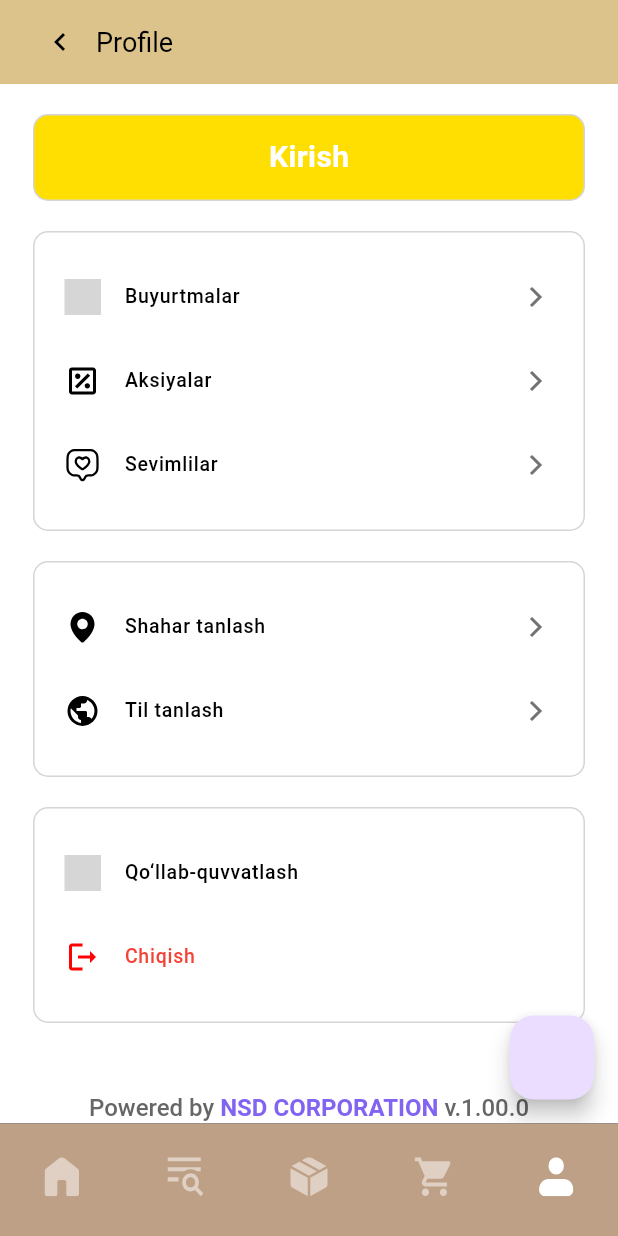
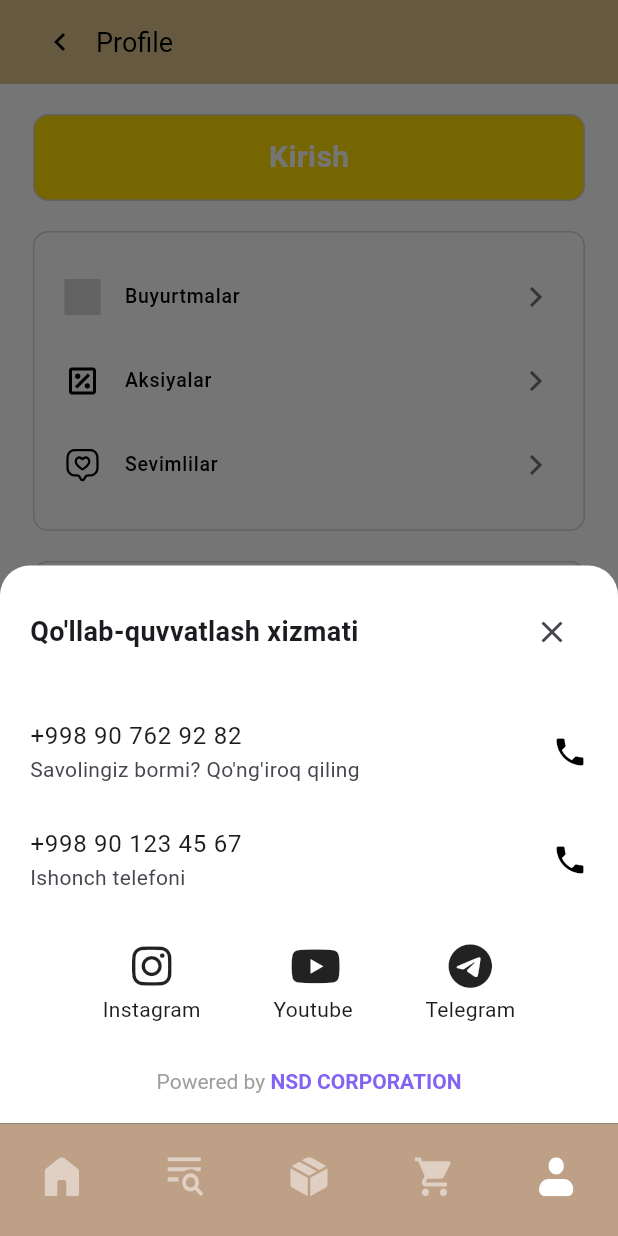
Before and after one commit to Muhammaddiyorbek/stroy_baza2, a Flutter app: the ProfilePage screen opened by its route, after a tap on "Qo‘llab-quvvatlash", on a phone screen of 412 x 824 dp. Run offline on Flutter 3.47's test engine with Material 3 defaults, Android fonts, the phone set to English and light mode, and no system bars; our stand-ins replace bloc, device_preview, equatable, flutter_bloc, flutter_svg, font_awesome_flutter and 3 more; missing offline and left inert: yandex_mapkit; accounts and stored records are empty; generated files the repository leaves out were written again; project files that could hold a hidden picture were left out; grey boxes are pictures that could not be loaded.

Commit message:
Qollab quvatlash

```diff
--- a/lib/presentation/pages/bottonNavBarPages/profile_page.dart
+++ b/lib/presentation/pages/bottonNavBarPages/profile_page.dart
@@ -1,9 +1,7 @@
 import 'package:flutter/material.dart';
 import 'package:flutter_svg/flutter_svg.dart';
-import 'package:stroy_baza/presentation/pages/cart_screen.dart';
-import 'package:stroy_baza/presentation/pages/delivery_address_screen.dart';
-import 'package:stroy_baza/presentation/pages/shop_list_screen.dart';
-import 'package:stroy_baza/presentation/pages/user_agreement_screen.dart';
+import 'package:font_awesome_flutter/font_awesome_flutter.dart';
+import 'package:url_launcher/url_launcher.dart';
 
 class ProfilePage extends StatefulWidget {
   const ProfilePage({super.key});
@@ -58,27 +56,29 @@
             ),
 
             _buildCard([
-              _buildMenuItem("assets/profile_icons/orders.svg", "Buyurtmalar"),
               _buildMenuItem(
-                  "assets/profile_icons/promotions.svg", "Aksiyalar"),
+                  "assets/profile_icons/orders.svg", "Buyurtmalar", () {}),
               _buildMenuItem(
-                  "assets/profile_icons/favorites.svg", "Sevimlilar"),
+                  "assets/profile_icons/promotions.svg", "Aksiyalar", () {}),
+              _buildMenuItem(
+                  "assets/profile_icons/favorites.svg", "Sevimlilar", () {}),
             ]),
 
             /// Shahar va Til Tanlash
             _buildCard([
-              _buildMenuItem(
-                  "assets/profile_icons/select_city.svg", "Shahar tanlash"),
-              _buildMenuItem(
-                  "assets/profile_icons/select_language.svg", "Til tanlash"),
+              _buildMenuItem("assets/profile_icons/select_city.svg",
+                  "Shahar tanlash", () {}),
+              _buildMenuItem("assets/profile_icons/select_language.svg",
+                  "Til tanlash", () {}),
             ]),
 
             /// Qo‘llab-quvvatlash va Chiqish
             _buildCard([
               _buildMenuItem(
-                  "assets/profile_icons/support.svg", "Qo‘llab-quvvatlash",
-                  hideArrow: true),
-              _buildMenuItem("assets/profile_icons/exit.svg", "Chiqish",
+                  "assets/profile_icons/support.svg", "Qo‘llab-quvvatlash", () {
+                _showSupportModal();
+              }, hideArrow: true),
+              _buildMenuItem("assets/profile_icons/exit.svg", "Chiqish", () {},
                   isRed: true, hideArrow: true),
             ]),
 
@@ -108,20 +108,116 @@
         ),
       ),
       floatingActionButton: FloatingActionButton(
-        onPressed: () {
-          Navigator.push(
-              context,
-              MaterialPageRoute(
-                builder: (context) => DeliveryAddressScreen(),
-              ));
-        },
+        onPressed: () {},
+      ),
+    );
+  }
+
+  void _showSupportModal() {
+    showModalBottomSheet(
+      context: context,
+      isScrollControlled: true,
+      backgroundColor: Colors.white,
+      shape: const RoundedRectangleBorder(
+        borderRadius: BorderRadius.vertical(top: Radius.circular(20)),
+      ),
+      builder: (context) => Container(
+        padding: const EdgeInsets.all(20),
+        child: Column(
+          mainAxisSize: MainAxisSize.min,
+          children: [
+            Row(
+              mainAxisAlignment: MainAxisAlignment.spaceBetween,
+              children: [
+                const Text(
+                  "Qo'llab-quvvatlash xizmati",
+                  style: TextStyle(
+                    fontSize: 18,
+                    fontWeight: FontWeight.w600,
+                  ),
+                ),
+                IconButton(
+                  padding: EdgeInsets.zero,
+                  icon: const Icon(Icons.close),
+                  onPressed: () => Navigator.pop(context),
+                ),
+              ],
+            ),
+            const SizedBox(height: 20),
+            ListTile(
+              contentPadding: EdgeInsets.zero,
+              title: const Text("+998 90 762 92 82"),
+              subtitle: const Text("Savolingiz bormi? Qo'ng'iroq qiling"),
+              trailing: const Icon(Icons.phone, color: Colors.black),
+              onTap: () => launchUrl(Uri.parse('tel:+998907629282')),
+            ),
+            ListTile(
+              contentPadding: EdgeInsets.zero,
+              title: const Text("+998 90 123 45 67"),
+              subtitle: const Text("Ishonch telefoni"),
+              trailing: const Icon(Icons.phone, color: Colors.black),
+              onTap: () => launchUrl(Uri.parse('tel:+998901234567')),
+            ),
+            const SizedBox(height: 20),
+            Row(
+              mainAxisAlignment: MainAxisAlignment.spaceEvenly,
+              children: [
+                _buildSocialButton('Instagram', FontAwesomeIcons.instagram),
+                _buildSocialButton('Youtube', FontAwesomeIcons.youtube),
+                _buildSocialButton('Telegram', FontAwesomeIcons.telegram),
+              ],
+            ),
+            const SizedBox(height: 30),
+            Center(
+              child: RichText(
+                text: const TextSpan(
+                  text: 'Powered by ',
+                  style: TextStyle(color: Colors.grey),
+                  children: [
+                    TextSpan(
+                      text: 'NSD CORPORATION',
+                      style: TextStyle(
+                        color: Color(0xFF8264F2),
+                        fontWeight: FontWeight.w600,
+                      ),
+                    ),
+                  ],
+                ),
+              ),
+            ),
+          ],
+        ),
+      ),
+    );
+  }
+
+  Widget _buildSocialButton(String label, IconData icon) {
+    return GestureDetector(
+      onTap: () async {
+        final Uri url = Uri.parse(
+          label == 'Instagram'
+              ? 'https://instagram.com/your_instagram'
+              : label == 'Youtube'
+                  ? 'https://youtube.com/@your_youtube'
+                  : 'https://t.me/your_telegram',
+        );
+        if (await canLaunchUrl(url)) {
+          await launchUrl(url, mode: LaunchMode.externalApplication);
+        }
+      },
+      child: Column(
+        children: [
+          Icon(icon, size: 30),
+          const SizedBox(height: 4),
+          Text(label),
+        ],
       ),
     );
   }
 
   /// Item builder function
   /// Item builder function
-  Widget _buildMenuItem(String svgIcon, String title,
+  Widget _buildMenuItem(String svgIcon, String title, Function fun,
       {bool isRed = false, bool hideArrow = false}) {
     return ListTile(
       leading: SvgPicture.asset(svgIcon, width: 24, height: 24),
@@ -142,7 +238,9 @@
             ),
       contentPadding: EdgeInsets.zero,
       // o'chirmaslik kerak shuni
-      onTap: () {},
+      onTap: () {
+        fun();
+      },
     );
   }
 
--- a/pubspec.yaml
+++ b/pubspec.yaml
@@ -27,6 +27,8 @@
   carousel_slider: ^4.2.1
   yandex_mapkit: ^4.1.0
   lucide_icons: ^0.257.0
+  url_launcher: ^6.3.1
+  font_awesome_flutter: ^10.8.0
 
 
 
```
Also changed, not shown: pubspec.lock, 1 other file.
